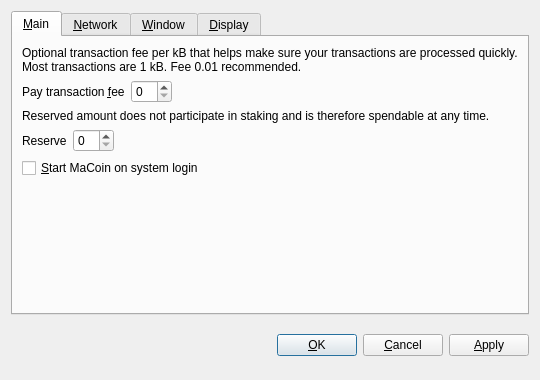
Above: src/qt/forms/optionsdialog.ui from niniwzw/macoin before the change. Below: the same form after it.
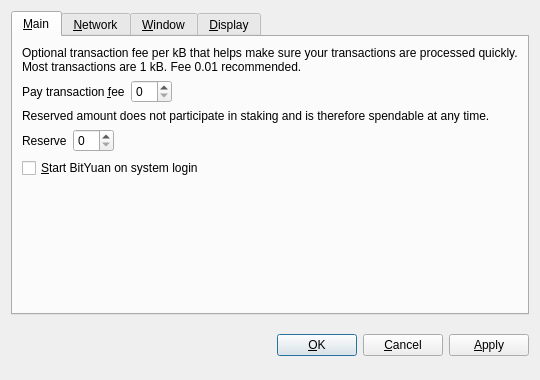
That is the form after the change. Custom widgets are drawn as their Qt base class.

Diff of the .ui file:
```diff
--- a/src/qt/forms/optionsdialog.ui
+++ b/src/qt/forms/optionsdialog.ui
@@ -128,7 +128,7 @@
           <string>Automatically start MaCoin after logging in to the system.</string>
          </property>
          <property name="text">
-          <string>&amp;Start MaCoin on system login</string>
+          <string>&amp;Start BitYuan on system login</string>
          </property>
         </widget>
        </item>
```
Left out of the diff: 10 changed lines with no effect on the pictures.
